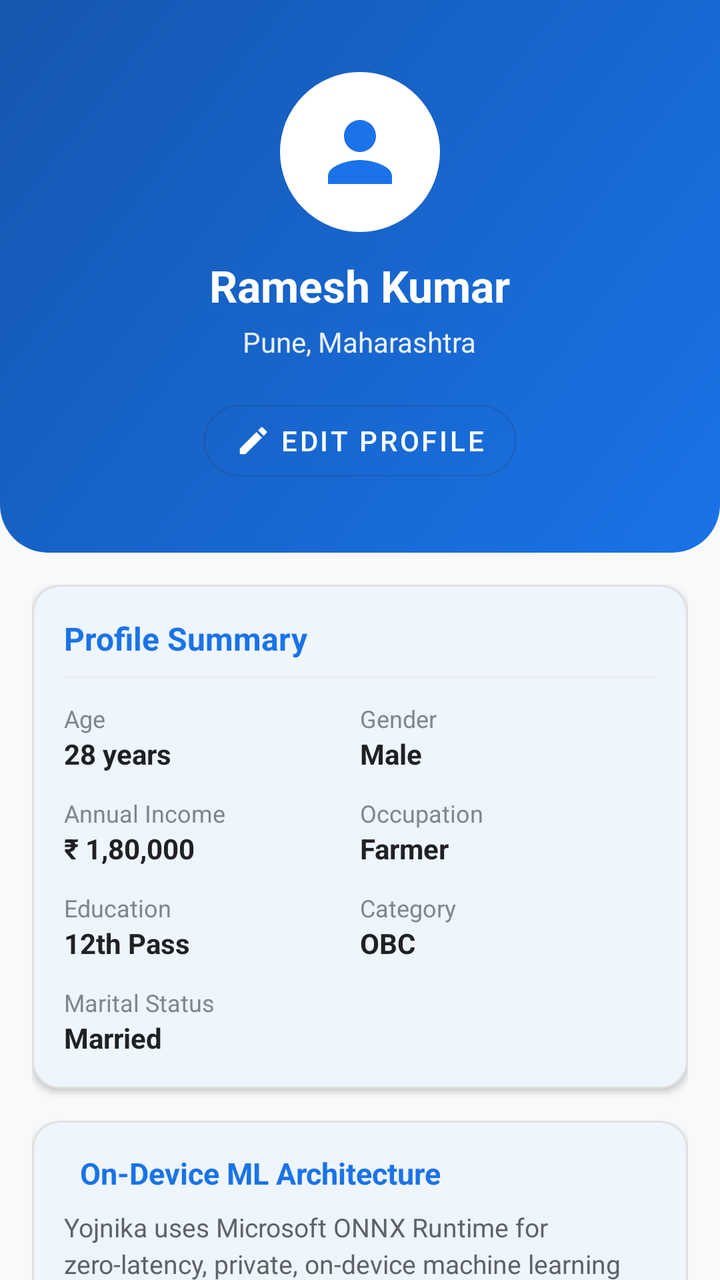
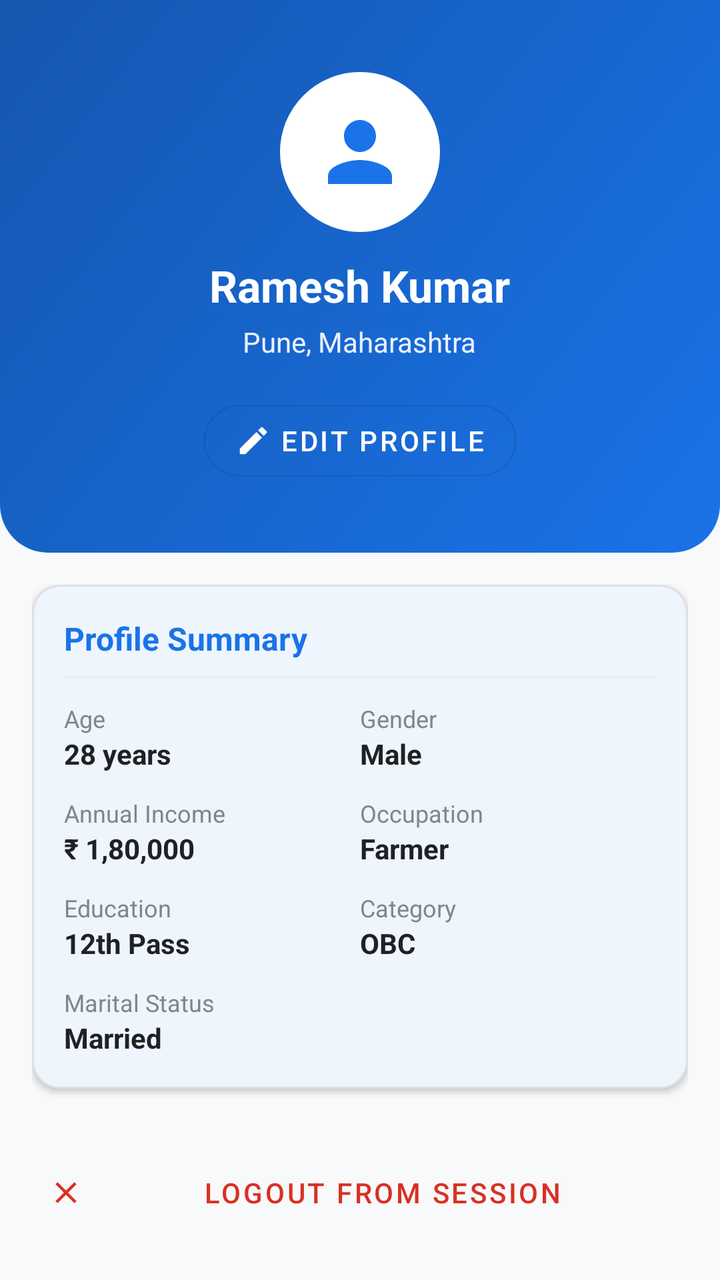

An Android layout rendered at two revisions. The XML below is the earlier revision; the diff shows what the commit changed to produce the second picture.
<!-- AndroidManifest.xml: application theme Theme.Yojnika -->
<!-- res/layout/fragment_profile.xml -->
<?xml version="1.0" encoding="utf-8"?>
<androidx.coordinatorlayout.widget.CoordinatorLayout xmlns:android="http://schemas.android.com/apk/res/android"
    xmlns:app="http://schemas.android.com/apk/res-auto"
    android:layout_width="match_parent"
    android:layout_height="match_parent"
    android:background="@color/background">

    <androidx.core.widget.NestedScrollView
        android:layout_width="match_parent"
        android:layout_height="match_parent"
        android:fillViewport="true">

        <LinearLayout
            android:layout_width="match_parent"
            android:layout_height="wrap_content"
            android:orientation="vertical"
            android:paddingBottom="32dp">

            
            <LinearLayout
                android:layout_width="match_parent"
                android:layout_height="wrap_content"
                android:background="@drawable/bg_gradient_header"
                android:gravity="center"
                android:orientation="vertical"
                android:paddingStart="24dp"
                android:paddingTop="36dp"
                android:paddingEnd="24dp"
                android:paddingBottom="32dp">

                <ImageView
                    android:id="@+id/ivProfileAvatar"
                    android:layout_width="80dp"
                    android:layout_height="80dp"
                    android:background="@drawable/bg_avatar_circle"
                    android:backgroundTint="@color/white"
                    android:contentDescription="Profile Picture"
                    android:padding="16dp"
                    android:src="@drawable/ic_profile"
                    app:tint="@color/primary" />

                <TextView
                    android:id="@+id/tvProfileName"
                    android:layout_width="wrap_content"
                    android:layout_height="wrap_content"
                    android:layout_marginTop="12dp"
                    android:text="Ramesh Kumar"
                    android:textColor="@color/white"
                    android:textSize="22sp"
                    android:textStyle="bold" />

                <TextView
                    android:id="@+id/tvProfileLocation"
                    android:layout_width="wrap_content"
                    android:layout_height="wrap_content"
                    android:layout_marginTop="4dp"
                    android:text="Pune, Maharashtra"
                    android:textColor="@color/primary_light"
                    android:textSize="14sp" />

                <com.google.android.material.button.MaterialButton
                    android:id="@+id/btnEditProfileHeader"
                    style="@style/Widget.MaterialComponents.Button.OutlinedButton"
                    android:layout_width="wrap_content"
                    android:layout_height="wrap_content"
                    android:layout_marginTop="16dp"
                    android:strokeColor="@color/white"
                    android:text="@string/edit_profile"
                    android:textColor="@color/white"
                    app:cornerRadius="20dp"
                    app:icon="@drawable/ic_edit"
                    app:iconTint="@color/white" />

            </LinearLayout>

            <LinearLayout
                android:layout_width="match_parent"
                android:layout_height="wrap_content"
                android:orientation="vertical"
                android:padding="16dp">

                
                <com.google.android.material.card.MaterialCardView
                    android:layout_width="match_parent"
                    android:layout_height="wrap_content"
                    android:layout_marginBottom="16dp"
                    app:cardBackgroundColor="@color/surface"
                    app:cardCornerRadius="14dp"
                    app:cardElevation="2dp"
                    app:strokeColor="@color/card_stroke"
                    app:strokeWidth="1dp">

                    <LinearLayout
                        android:layout_width="match_parent"
                        android:layout_height="wrap_content"
                        android:orientation="vertical"
                        android:padding="16dp">

                        <TextView
                            android:layout_width="wrap_content"
                            android:layout_height="wrap_content"
                            android:text="Profile Summary"
                            android:textColor="@color/primary"
                            android:textSize="16sp"
                            android:textStyle="bold" />

                        <View
                            android:layout_width="match_parent"
                            android:layout_height="1dp"
                            android:layout_marginTop="8dp"
                            android:layout_marginBottom="12dp"
                            android:background="@color/divider" />

                        
                        <LinearLayout
                            android:layout_width="match_parent"
                            android:layout_height="wrap_content"
                            android:orientation="horizontal">

                            <LinearLayout
                                android:layout_width="0dp"
                                android:layout_height="wrap_content"
                                android:layout_weight="1"
                                android:orientation="vertical">

                                <TextView
                                    android:layout_width="wrap_content"
                                    android:layout_height="wrap_content"
                                    android:text="Age"
                                    android:textColor="@color/text_hint"
                                    android:textSize="12sp" />

                                <TextView
                                    android:id="@+id/tvSummaryAge"
                                    android:layout_width="wrap_content"
                                    android:layout_height="wrap_content"
                                    android:text="28 years"
                                    android:textColor="@color/text_primary"
                                    android:textSize="14sp"
                                    android:textStyle="bold" />
                            </LinearLayout>

                            <LinearLayout
                                android:layout_width="0dp"
                                android:layout_height="wrap_content"
                                android:layout_weight="1"
                                android:orientation="vertical">

                                <TextView
                                    android:layout_width="wrap_content"
                                    android:layout_height="wrap_content"
                                    android:text="Gender"
                                    android:textColor="@color/text_hint"
                                    android:textSize="12sp" />

                                <TextView
                                    android:id="@+id/tvSummaryGender"
                                    android:layout_width="wrap_content"
                                    android:layout_height="wrap_content"
                                    android:text="Male"
                                    android:textColor="@color/text_primary"
                                    android:textSize="14sp"
                                    android:textStyle="bold" />
                            </LinearLayout>

                        </LinearLayout>

                        
                        <LinearLayout
                            android:layout_width="match_parent"
                            android:layout_height="wrap_content"
                            android:layout_marginTop="12dp"
                            android:orientation="horizontal">

                            <LinearLayout
                                android:layout_width="0dp"
                                android:layout_height="wrap_content"
                                android:layout_weight="1"
                                android:orientation="vertical">

                                <TextView
                                    android:layout_width="wrap_content"
                                    android:layout_height="wrap_content"
                                    android:text="Annual Income"
                                    android:textColor="@color/text_hint"
                                    android:textSize="12sp" />

                                <TextView
                                    android:id="@+id/tvSummaryIncome"
                                    android:layout_width="wrap_content"
                                    android:layout_height="wrap_content"
                                    android:text="₹ 1,80,000"
                                    android:textColor="@color/text_primary"
                                    android:textSize="14sp"
                                    android:textStyle="bold" />
                            </LinearLayout>

                            <LinearLayout
                                android:layout_width="0dp"
                                android:layout_height="wrap_content"
                                android:layout_weight="1"
                                android:orientation="vertical">

                                <TextView
                                    android:layout_width="wrap_content"
                                    android:layout_height="wrap_content"
                                    android:text="Occupation"
                                    android:textColor="@color/text_hint"
                                    android:textSize="12sp" />

                                <TextView
                                    android:id="@+id/tvSummaryOccupation"
                                    android:layout_width="wrap_content"
                                    android:layout_height="wrap_content"
                                    android:text="Farmer"
                                    android:textColor="@color/text_primary"
                                    android:textSize="14sp"
                                    android:textStyle="bold" />
                            </LinearLayout>

                        </LinearLayout>

                        
                        <LinearLayout
                            android:layout_width="match_parent"
                            android:layout_height="wrap_content"
                            android:layout_marginTop="12dp"
                            android:orientation="horizontal">

                            <LinearLayout
                                android:layout_width="0dp"
                                android:layout_height="wrap_content"
                                android:layout_weight="1"
                                android:orientation="vertical">

                                <TextView
                                    android:layout_width="wrap_content"
                                    android:layout_height="wrap_content"
                                    android:text="Education"
                                    android:textColor="@color/text_hint"
                                    android:textSize="12sp" />

                                <TextView
                                    android:id="@+id/tvSummaryEducation"
                                    android:layout_width="wrap_content"
                                    android:layout_height="wrap_content"
                                    android:text="12th Pass"
                                    android:textColor="@color/text_primary"
                                    android:textSize="14sp"
                                    android:textStyle="bold" />
                            </LinearLayout>

                            <LinearLayout
                                android:layout_width="0dp"
                                android:layout_height="wrap_content"
                                android:layout_weight="1"
                                android:orientation="vertical">

                                <TextView
                                    android:layout_width="wrap_content"
                                    android:layout_height="wrap_content"
                                    android:text="Category"
                                    android:textColor="@color/text_hint"
                                    android:textSize="12sp" />

                                <TextView
                                    android:id="@+id/tvSummaryCategory"
                                    android:layout_width="wrap_content"
                                    android:layout_height="wrap_content"
                                    android:text="OBC"
                                    android:textColor="@color/text_primary"
                                    android:textSize="14sp"
                                    android:textStyle="bold" />
                            </LinearLayout>

                        </LinearLayout>

                        
                        <LinearLayout
                            android:layout_width="match_parent"
                            android:layout_height="wrap_content"
                            android:layout_marginTop="12dp"
                            android:orientation="horizontal">

                            <LinearLayout
                                android:layout_width="0dp"
                                android:layout_height="wrap_content"
                                android:layout_weight="1"
                                android:orientation="vertical">

                                <TextView
                                    android:layout_width="wrap_content"
                                    android:layout_height="wrap_content"
                                    android:text="Marital Status"
                                    android:textColor="@color/text_hint"
                                    android:textSize="12sp" />

                                <TextView
                                    android:id="@+id/tvSummaryMarital"
                                    android:layout_width="wrap_content"
                                    android:layout_height="wrap_content"
                                    android:text="Married"
                                    android:textColor="@color/text_primary"
                                    android:textSize="14sp"
                                    android:textStyle="bold" />
                            </LinearLayout>

                        </LinearLayout>

                    </LinearLayout>
                </com.google.android.material.card.MaterialCardView>

                
                <com.google.android.material.card.MaterialCardView
                    android:layout_width="match_parent"
                    android:layout_height="wrap_content"
                    android:layout_marginBottom="16dp"
                    app:cardBackgroundColor="@color/surface"
                    app:cardCornerRadius="14dp"
                    app:cardElevation="2dp"
                    app:strokeColor="@color/card_stroke"
                    app:strokeWidth="1dp">

                    <LinearLayout
                        android:layout_width="match_parent"
                        android:layout_height="wrap_content"
                        android:orientation="vertical"
                        android:padding="16dp">

                        <LinearLayout
                            android:layout_width="match_parent"
                            android:layout_height="wrap_content"
                            android:gravity="center_vertical"
                            android:orientation="horizontal">



                            <TextView
                                android:layout_width="wrap_content"
                                android:layout_height="wrap_content"
                                android:layout_marginStart="8dp"
                                android:text="On-Device ML Architecture"
                                android:textColor="@color/primary"
                                android:textSize="15sp"
                                android:textStyle="bold" />

                        </LinearLayout>

                        <TextView
                            android:layout_width="match_parent"
                            android:layout_height="wrap_content"
                            android:layout_marginTop="8dp"
                            android:lineSpacingExtra="3dp"
                            android:text="Yojnika uses Microsoft ONNX Runtime for zero-latency, private, on-device machine learning inference. Profile features are normalized and processed entirely on your phone without sending any personal data to external servers."
                            android:textColor="@color/text_secondary"
                            android:textSize="13sp" />

                    </LinearLayout>
                </com.google.android.material.card.MaterialCardView>

                
                <com.google.android.material.button.MaterialButton
                    android:id="@+id/btnLogout"
                    style="@style/Widget.MaterialComponents.Button.TextButton"
                    android:layout_width="match_parent"
                    android:layout_height="56dp"
                    android:layout_marginTop="8dp"
                    android:text="@string/logout_button"
                    android:textColor="@color/error"
                    app:icon="@drawable/ic_close"
                    app:iconTint="@color/error" />

            </LinearLayout>

        </LinearLayout>
    </androidx.core.widget.NestedScrollView>

</androidx.coordinatorlayout.widget.CoordinatorLayout>
<!-- resources referenced by this layout -->
<resources>
  <color name="background">#F8F9FA</color>
  <color name="card_stroke">#E0E0E0</color>
  <color name="divider">#EEEEEE</color>
  <color name="error">#D93025</color>
  <color name="primary">#1A73E8</color>
  <color name="primary_light">#E8F0FE</color>
  <color name="surface">#FFFFFF</color>
  <color name="text_hint">#80868B</color>
  <color name="text_primary">#202124</color>
  <color name="text_secondary">#5F6368</color>
  <color name="white">#FFFFFF</color>
  <!-- drawable bg_avatar_circle (drawable) -->
  <?xml version="1.0" encoding="utf-8"?>
  <shape xmlns:android="http://schemas.android.com/apk/res/android"
      android:shape="oval">
      <solid android:color="@color/primary_light" />
      <stroke
          android:width="2dp"
          android:color="@color/primary" />
  </shape>
  <!-- drawable bg_gradient_header (drawable) -->
  <?xml version="1.0" encoding="utf-8"?>
  <shape xmlns:android="http://schemas.android.com/apk/res/android"
      android:shape="rectangle">
      <gradient
          android:angle="135"
          android:startColor="#1A73E8"
          android:endColor="#1557B0"
          android:type="linear" />
      <corners
          android:bottomLeftRadius="24dp"
          android:bottomRightRadius="24dp" />
  </shape>
  <!-- drawable ic_close (drawable) -->
  <?xml version="1.0" encoding="utf-8"?>
  <vector xmlns:android="http://schemas.android.com/apk/res/android"
      android:width="24dp"
      android:height="24dp"
      android:viewportWidth="24"
      android:viewportHeight="24">
      <path
          android:fillColor="#D32F2F"
          android:pathData="M19,6.41L17.59,5 12,10.59 6.41,5 5,6.41 10.59,12 5,17.59 6.41,19 12,13.41 17.59,19 19,17.59 13.41,12z" />
  </vector>
  <!-- drawable ic_edit (drawable) -->
  <?xml version="1.0" encoding="utf-8"?>
  <vector xmlns:android="http://schemas.android.com/apk/res/android"
      android:width="24dp"
      android:height="24dp"
      android:viewportWidth="24"
      android:viewportHeight="24">
      <path
          android:fillColor="#FF1A73E8"
          android:pathData="M3,17.25V21h3.75L17.81,9.94l-3.75,-3.75L3,17.25zM20.71,7.04c0.39,-0.39 0.39,-1.02 0,-1.41l-2.34,-2.34c-0.39,-0.39 -1.02,-0.39 -1.41,0l-1.83,1.83 3.75,3.75 1.83,-1.83z" />
  </vector>
  <!-- drawable ic_profile (drawable) -->
  <?xml version="1.0" encoding="utf-8"?>
  <vector xmlns:android="http://schemas.android.com/apk/res/android"
      android:width="24dp"
      android:height="24dp"
      android:viewportWidth="24"
      android:viewportHeight="24">
      <path
          android:fillColor="#FF000000"
          android:pathData="M12,12c2.21,0 4,-1.79 4,-4s-1.79,-4 -4,-4 -4,1.79 -4,4 1.79,4 4,4zm0,2c-2.67,0 -8,1.34 -8,4v2h16v-2c0,-2.66 -5.33,-4 -8,-4z" />
  </vector>
  <string name="edit_profile">Edit Profile</string>
  <string name="logout_button">Logout from Session</string>
  <color name="primary_dark">#1557B0</color>
  <color name="on_primary">#FFFFFF</color>
  <color name="secondary">#34A853</color>
  <color name="secondary_dark">#1E8E3E</color>
  <color name="on_secondary">#FFFFFF</color>
  <!-- unchanged entries left out for length: 1 -->
</resources>

<!-- the commit's change to res/layout/fragment_profile.xml (unified diff, before → after) -->
@@ -310,53 +310,7 @@
                     </LinearLayout>
                 </com.google.android.material.card.MaterialCardView>
 
-                
-                <com.google.android.material.card.MaterialCardView
-                    android:layout_width="match_parent"
-                    android:layout_height="wrap_content"
-                    android:layout_marginBottom="16dp"
-                    app:cardBackgroundColor="@color/surface"
-                    app:cardCornerRadius="14dp"
-                    app:cardElevation="2dp"
-                    app:strokeColor="@color/card_stroke"
-                    app:strokeWidth="1dp">
-
-                    <LinearLayout
-                        android:layout_width="match_parent"
-                        android:layout_height="wrap_content"
-                        android:orientation="vertical"
-                        android:padding="16dp">
-
-                        <LinearLayout
-                            android:layout_width="match_parent"
-                            android:layout_height="wrap_content"
-                            android:gravity="center_vertical"
-                            android:orientation="horizontal">
-
-
-
-                            <TextView
-                                android:layout_width="wrap_content"
-                                android:layout_height="wrap_content"
-                                android:layout_marginStart="8dp"
-                                android:text="On-Device ML Architecture"
-                                android:textColor="@color/primary"
-                                android:textSize="15sp"
-                                android:textStyle="bold" />
-
-                        </LinearLayout>
-
-                        <TextView
-                            android:layout_width="match_parent"
-                            android:layout_height="wrap_content"
-                            android:layout_marginTop="8dp"
-                            android:lineSpacingExtra="3dp"
-                            android:text="Yojnika uses Microsoft ONNX Runtime for zero-latency, private, on-device machine learning inference. Profile features are normalized and processed entirely on your phone without sending any personal data to external servers."
-                            android:textColor="@color/text_secondary"
-                            android:textSize="13sp" />
-
-                    </LinearLayout>
-                </com.google.android.material.card.MaterialCardView>
+
 
                 
                 <com.google.android.material.button.MaterialButton
<!-- resource entries referenced after the edit -->
@@ -9,7 +9,6 @@
   <color name="surface">#FFFFFF</color>
   <color name="text_hint">#80868B</color>
   <color name="text_primary">#202124</color>
-  <color name="text_secondary">#5F6368</color>
   <color name="white">#FFFFFF</color>
   <!-- drawable bg_avatar_circle (drawable) -->
   <?xml version="1.0" encoding="utf-8"?>
